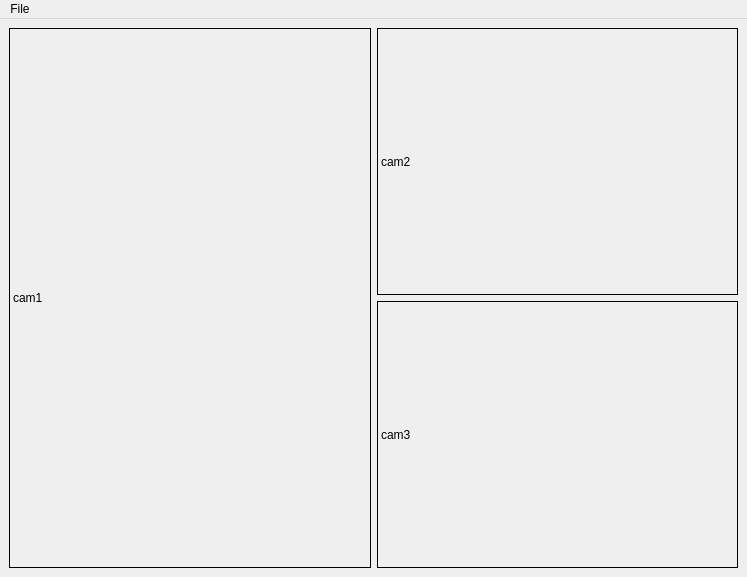
This is catkin_ws/src/hci/ui_files/VideoWindow.ui in mcgill-robotics-archive/rover-2015 as Qt 5 draws it before an edit. The edited form follows.
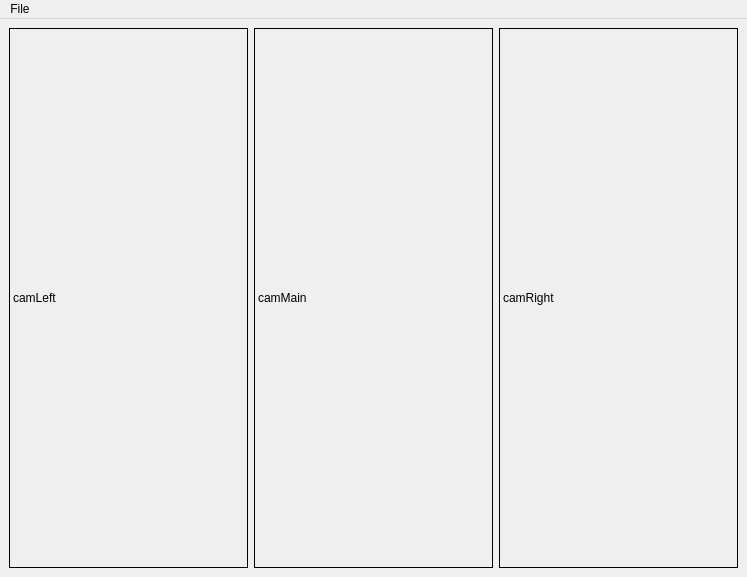
This is the edited form.

Commit message: moved camera displays to reflect hazcams

What changed in the file:
```diff
--- a/catkin_ws/src/hci/ui_files/VideoWindow.ui
+++ b/catkin_ws/src/hci/ui_files/VideoWindow.ui
@@ -15,35 +15,35 @@
   </property>
   <widget class="QWidget" name="centralwidget">
    <layout class="QHBoxLayout" name="horizontalLayout">
+    <item>
+     <widget class="QLabel" name="camera2">
+      <property name="frameShape">
+       <enum>QFrame::Box</enum>
+      </property>
+      <property name="text">
+       <string>camLeft</string>
+      </property>
+     </widget>
+    </item>
     <item>
      <widget class="QLabel" name="camera1">
       <property name="frameShape">
        <enum>QFrame::Box</enum>
       </property>
       <property name="text">
-       <string>cam1</string>
+       <string>camMain</string>
       </property>
      </widget>
     </item>
     <item>
      <layout class="QVBoxLayout" name="verticalLayout_2">
-      <item>
-       <widget class="QLabel" name="camera2">
-        <property name="frameShape">
-         <enum>QFrame::Box</enum>
-        </property>
-        <property name="text">
-         <string>cam2</string>
-        </property>
-       </widget>
-      </item>
       <item>
        <widget class="QLabel" name="camera3">
         <property name="frameShape">
          <enum>QFrame::Box</enum>
         </property>
         <property name="text">
-         <string>cam3</string>
+         <string>camRight</string>
         </property>
        </widget>
       </item>
```
Left out of the diff: 3 changed lines with no effect on the pictures.
